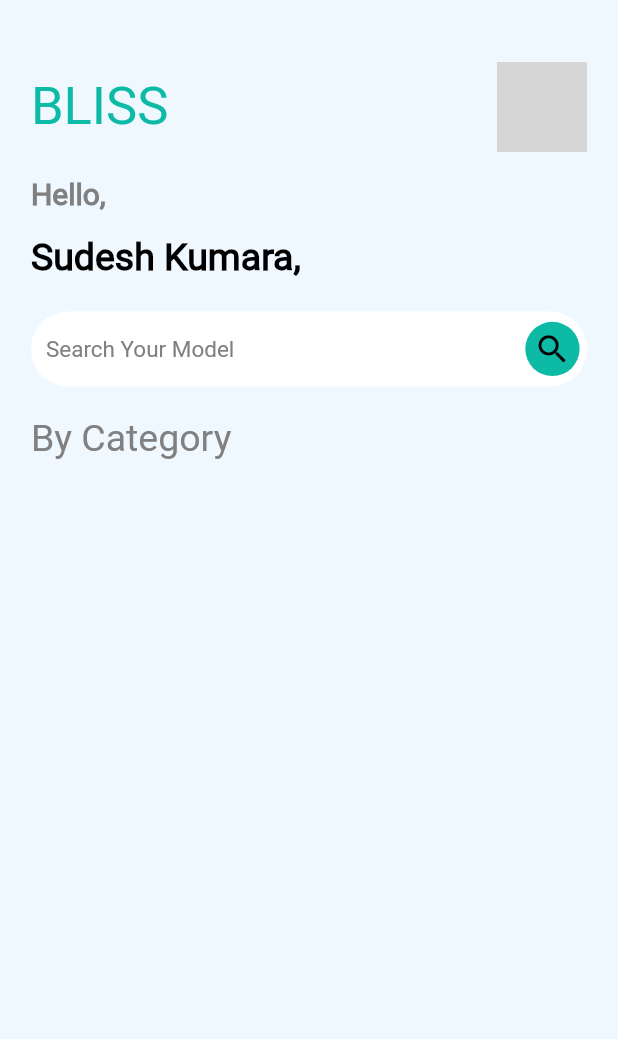
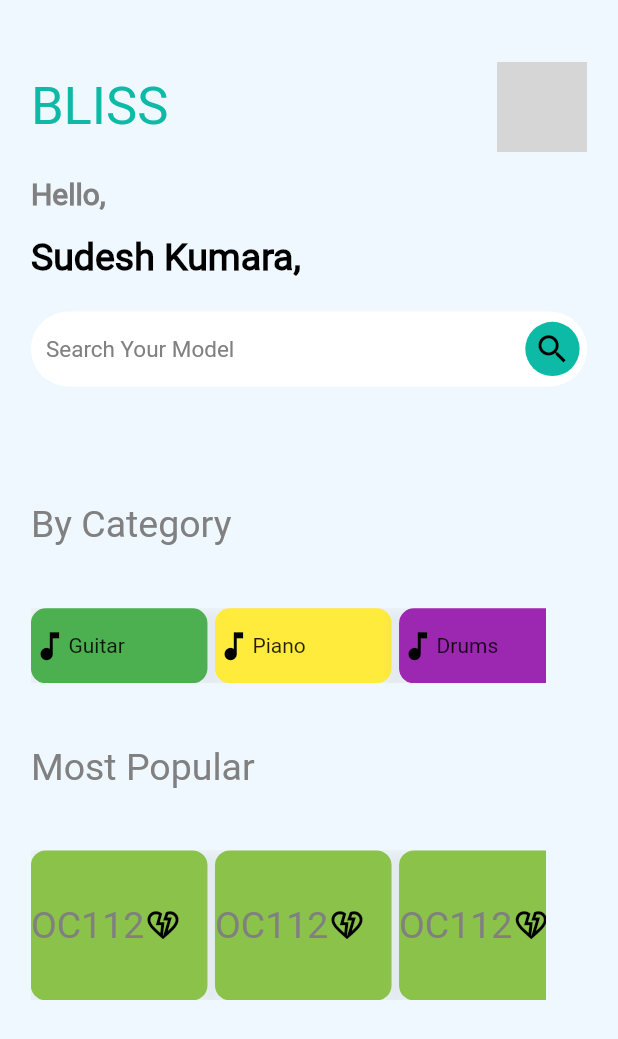
Before and after one commit to chanakageethan/bliss_music_shopping_cart, a Flutter app: the screen it shows after launch, on a phone screen of 412 x 824 dp. Shown: the top 1039 px of the screen. Run offline on Flutter 3.47's test engine with Material 2 defaults, Android fonts, the phone set to English and light mode, and no system bars; network calls fail; grey boxes are pictures that could not be loaded.

Commit message:
main screen UI

```diff
--- a/lib/UI/screens/home_screen.dart
+++ b/lib/UI/screens/home_screen.dart
@@ -1,5 +1,8 @@
 import 'package:bliss_music_shopping_cart/UI/utils/app_colors.dart';
 import 'package:flutter/material.dart';
+
+import '../widgets/category_tile.dart';
+import '../widgets/instrument_tile.dart';
 
 class HomeScreen extends StatefulWidget {
   const HomeScreen({Key? key}) : super(key: key);
@@ -9,6 +12,49 @@ class HomeScreen extends StatefulWidget {
 }
 
 class _HomeScreenState extends State<HomeScreen> {
+
+  final List<Widget> _categoryList = [
+     const CategoryTile(
+        categoryName: "Guitar",
+        color: Colors.green,
+        icon: Icon(
+          Icons.music_note,
+          color: Colors.black,
+          size: 25,
+        )),
+    const SizedBox(width: 5),
+    const  CategoryTile(
+        categoryName: "Piano",
+        color: Colors.yellow,
+        icon: Icon(
+          Icons.music_note,
+          color: Colors.black,
+          size: 25,
+        )),
+    const SizedBox(width: 5),
+    const  CategoryTile(
+        categoryName: "Drums",
+        color: Colors.purple,
+        icon: Icon(
+          Icons.music_note,
+          color: Colors.black,
+          size: 25,
+        )),
+  ];
+
+  final List<Widget> _instrumentList = [
+    const InstrumentTile(),
+    const SizedBox(width: 5),
+    const InstrumentTile(),
+    const SizedBox(width: 5),
+    const InstrumentTile(),
+    const SizedBox(width: 5),
+    const InstrumentTile(),
+    const SizedBox(width: 5),
+  ];
+
+
+
   @override
   Widget build(BuildContext context) {
     return WillPopScope(
@@ -134,6 +180,7 @@ class _HomeScreenState extends State<HomeScreen> {
                 ),
               ),
             ),
+            SizedBox(height: MediaQuery.of(context).size.height * 0.07),
             const Text(
               "By Category",
               style: TextStyle(
@@ -142,6 +189,42 @@ class _HomeScreenState extends State<HomeScreen> {
                   fontStyle: FontStyle.normal,
                   fontSize: 25.0),
             ),
+            SizedBox(height: MediaQuery.of(context).size.height * 0.05),
+            SizedBox(
+              height: 50,
+              width: MediaQuery.of(context).size.width / 1.2,
+              child: ListView.builder(
+                scrollDirection: Axis.horizontal,
+                itemCount: _categoryList.length,
+                itemBuilder: (context, index) {
+                  return
+                    _categoryList[index];
+
+                },
+              ),
+            ),
+            SizedBox(height: MediaQuery.of(context).size.height * 0.05),
+            const Text(
+              "Most Popular",
+              style: TextStyle(
+                  color: AppColors.textColorLight,
+                  fontWeight: FontWeight.w500,
+                  fontStyle: FontStyle.normal,
+                  fontSize: 25.0),
+            ),
+            SizedBox(height: MediaQuery.of(context).size.height * 0.05),
+            SizedBox(
+              height: 100,
+              width: MediaQuery.of(context).size.width / 1.2,
+              child: ListView.builder(
+                scrollDirection: Axis.horizontal,
+                itemCount: _instrumentList.length,
+                itemBuilder: (context, index) {
+                  return
+                    _instrumentList[index];
+                },
+              ),
+            ),
           ],
         ),
       );
--- /dev/null
+++ b/lib/UI/widgets/category_tile.dart
@@ -0,0 +1,36 @@
+import 'package:flutter/material.dart';
+class CategoryTile extends StatelessWidget {
+  final String categoryName;
+  final Widget  icon;
+  final Color  color;
+
+
+  const CategoryTile({Key? key,required this.categoryName,required this.icon,required this.color}) : super(key: key);
+
+  @override
+  Widget build(BuildContext context) {
+    return Container(
+      height: MediaQuery.of(context).size.height / 11,
+      width: MediaQuery.of(context).size.width / 3.5,
+      decoration: BoxDecoration(
+        color: color,
+        shape: BoxShape.rectangle,
+        borderRadius: BorderRadius.circular(10),
+        boxShadow: [
+          BoxShadow(
+            color: Colors.grey.withOpacity(0.1),
+            spreadRadius: 5,
+            blurRadius: 5,
+            offset: Offset(0, 3), // changes position of shadow
+          ),
+        ],
+      ),
+      child: Row(
+        children:  [
+          icon,
+          Text(categoryName),
+        ],
+      ),
+    );
+  }
+}
--- /dev/null
+++ b/lib/UI/widgets/instrument_tile.dart
@@ -0,0 +1,47 @@
+import 'package:flutter/material.dart';
+
+import '../utils/app_colors.dart';
+class InstrumentTile extends StatelessWidget {
+
+
+
+  const InstrumentTile({Key? key}) : super(key: key);
+
+  @override
+  Widget build(BuildContext context) {
+    return Container(
+      height: MediaQuery.of(context).size.height / 5,
+      width: MediaQuery.of(context).size.width / 3.5,
+      decoration: BoxDecoration(
+        color: Colors.lightGreen,
+        shape: BoxShape.rectangle,
+        borderRadius: BorderRadius.circular(10),
+        boxShadow: [
+          BoxShadow(
+            color: Colors.grey.withOpacity(0.1),
+            spreadRadius: 5,
+            blurRadius: 5,
+            offset: Offset(0, 3), // changes position of shadow
+          ),
+        ],
+      ),
+      child: Row(
+        children:  const [
+          Text(
+            "OC112",
+            style: TextStyle(
+                color: AppColors.textColorLight,
+                fontWeight: FontWeight.w500,
+                fontStyle: FontStyle.normal,
+                fontSize: 25.0),
+          ),
+          Icon(
+            Icons.heart_broken_outlined,
+            color: Colors.black,
+            size: 25,
+          )
+        ],
+      ),
+    );
+  }
+}
```
